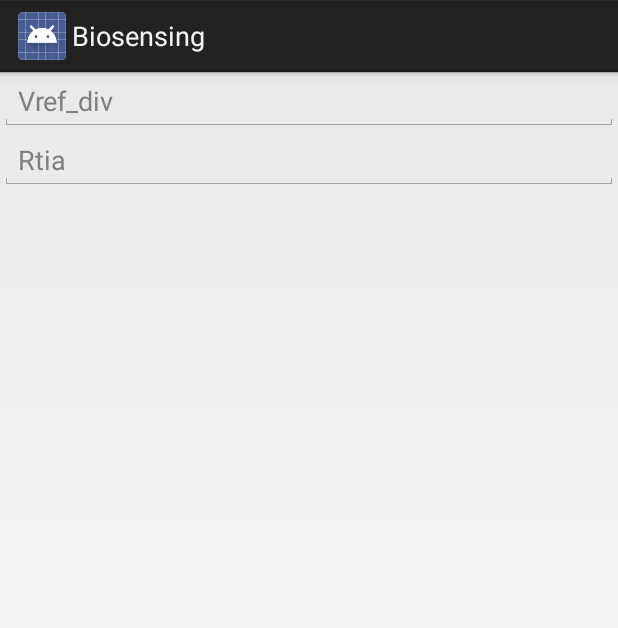
After one commit to FIU-SCIS-Senior-Projects/App-developers-for-biosensing-2.0, an Android app: the layout equation_settings.xml on its own in the app's theme, with its tools: preview values and no code run, on a phone screen of 412 x 824 dp. The commit adds this screen. Shown: the top 628 px of the screen. Run offline under Robolectric (Android 15) with nearby library versions, the phone set to English and light mode, and no system bars.

Commit message:
Added current equation and equation dialog. Added requestPermissions method for app to work on Android 6.0. Added methods displayCelsius, displayFahrenheit to display temperature accordingly. Right now it is set to Fahrenheit.

```diff
--- a/Biosensing/app/src/main/AndroidManifest.xml
+++ b/Biosensing/app/src/main/AndroidManifest.xml
@@ -13,7 +13,7 @@
     <uses-feature android:name="android.hardware.bluetooth_le" android:required="false"/>
 
     <!-- In order to receive location updates. -->
-    <uses-permission android:name="android.permission.ACCESS_FINE_LOCATION"/>
+    <uses-permission android:name="android.permission.ACCESS_COARSE_LOCATION"/>
 
     <!-- Needed only for Android 5.0 or higher. -->
     <uses-feature android:name="android.hardware.location.gps"/>
--- a/Biosensing/app/src/main/java/com/example/biosensing/BluetoothLeService.java
+++ b/Biosensing/app/src/main/java/com/example/biosensing/BluetoothLeService.java
@@ -155,8 +155,8 @@ public class BluetoothLeService extends Service {
             byte[] value = characteristic.getValue();
             if (value != null && value.length > 0) {
                 Temperature temp = SensorDataConverter.convertTemp(value);
-                Log.d(TAG, temp.toString());
-                intent.putExtra(EXTRA_DATA, temp.toString());
+                Log.d(TAG, temp.displayFahrenheit());
+                intent.putExtra(EXTRA_DATA, temp.displayFahrenheit());
             }
         }
         else if (UUID_HUMIDITY_DATA.equals(characteristic.getUuid())) {
--- /dev/null
+++ b/Biosensing/app/src/main/res/layout/equation_settings.xml
@@ -0,0 +1,21 @@
+<?xml version="1.0" encoding="utf-8"?>
+<LinearLayout xmlns:android="http://schemas.android.com/apk/res/android"
+    android:orientation="vertical" android:layout_width="match_parent"
+    android:layout_height="match_parent">
+
+    <EditText
+        android:id="@+id/vrefText"
+        android:layout_width="match_parent"
+        android:layout_height="wrap_content"
+        android:ems="10"
+        android:hint="Vref_div"
+        android:inputType="numberDecimal" />
+
+    <EditText
+        android:id="@+id/rtiaText"
+        android:layout_width="match_parent"
+        android:layout_height="wrap_content"
+        android:ems="10"
+        android:hint="Rtia"
+        android:inputType="numberDecimal" />
+</LinearLayout>
--- a/Biosensing/app/src/main/res/menu/gatt_services.xml
+++ b/Biosensing/app/src/main/res/menu/gatt_services.xml
@@ -18,4 +18,8 @@
         android:id="@+id/menu_disconnect"
         android:orderInCategory="101"
         android:showAsAction="ifRoom|withText" />
+    <item
+        android:id="@+id/menu_settings"
+        android:orderInCategory="102"
+        android:title="Settings" />
 </menu>
```
Also changed, not shown: Biosensing/app/src/main/java/com/example/biosensing/DeviceControlActivity.java (+32 -1 lines), Biosensing/app/src/main/java/com/example/biosensing/EquationDialog.java (added, +119 -0 lines), Biosensing/app/src/main/java/com/example/biosensing/MainActivity.java (+54 -2 lines), Biosensing/app/src/main/java/com/example/biosensing/Temperature.java (+7 -1 lines).
